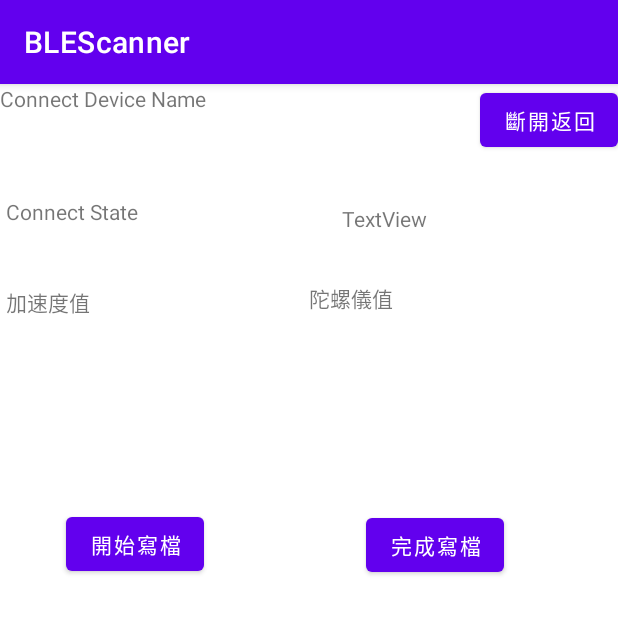
After one commit to monero778176/blescanner, an Android app: the DetailActivity screen opened directly, with no data from a screen before it, on a phone screen of 412 x 824 dp, the top half of it. The commit adds this screen. Run offline under Robolectric (Android 15) with nearby library versions, the phone set to English and light mode, and no system bars; 2 statements that could not run were skipped.

Commit message:
紀錄讀寫功能prototype

```diff
--- a/app/build.gradle
+++ b/app/build.gradle
@@ -32,6 +32,7 @@ dependencies {
     implementation 'androidx.appcompat:appcompat:1.4.0'
     implementation 'com.google.android.material:material:1.4.0'
     implementation 'androidx.constraintlayout:constraintlayout:2.1.2'
+    implementation files('libs\\opencsv-5.5.2.jar')
     testImplementation 'junit:junit:4.+'
     androidTestImplementation 'androidx.test.ext:junit:1.1.3'
     androidTestImplementation 'androidx.test.espresso:espresso-core:3.4.0'
--- /dev/null
+++ b/app/src/main/java/com/example/blescanner/DetailActivity.java
@@ -0,0 +1,261 @@
+package com.example.blescanner;
+
+import androidx.appcompat.app.AppCompatActivity;
+
+import android.bluetooth.BluetoothDevice;
+import android.bluetooth.BluetoothGatt;
+import android.bluetooth.BluetoothGattCallback;
+import android.bluetooth.BluetoothGattCharacteristic;
+import android.bluetooth.BluetoothGattDescriptor;
+import android.bluetooth.BluetoothGattService;
+import android.bluetooth.BluetoothProfile;
+import android.content.Intent;
+import android.os.Bundle;
+import android.os.Environment;
+import android.os.Handler;
+import android.os.Looper;
+import android.util.Log;
+import android.view.View;
+import android.widget.Button;
+import android.widget.ListView;
+import android.widget.SimpleExpandableListAdapter;
+import android.widget.TextView;
+import android.widget.Toast;
+
+import com.opencsv.CSVWriter;
+
+import java.io.BufferedWriter;
+import java.io.File;
+import java.io.FileWriter;
+import java.io.IOException;
+import java.util.ArrayList;
+import java.util.Date;
+import java.util.HashMap;
+import java.util.List;
+import java.util.UUID;
+import java.text.SimpleDateFormat;
+
+
+public class DetailActivity extends AppCompatActivity {
+
+    private static final String TAG = "DetailActivity";
+    TextView connectTv, textView, serviceTv, printTextView, timeView;
+    ListView listView;
+    Button disbtn;
+
+    private CSVWriter csvWriter;
+//    private CSVWriter csvWriter1;
+
+    private BluetoothGatt bluetoothGatt;
+
+//    FileWriter fw;
+//    BufferedWriter bw;
+
+    @Override
+    protected void onCreate(Bundle savedInstanceState) {
+        super.onCreate(savedInstanceState);
+        setContentView(R.layout.activity_detail);
+        textView = findViewById(R.id.textView);
+        connectTv = findViewById(R.id.textView2);
+        serviceTv = findViewById(R.id.serviceTv);
+        printTextView = findViewById(R.id.printTextView);
+        timeView = findViewById(R.id.timeView);
+
+        listView = findViewById(R.id.listView);
+        disbtn = findViewById(R.id.disGatt);
+
+
+        BluetoothDevice device = getIntent().getExtras().getParcelable("device");
+
+        if (device != null) {
+            textView.setText("Name: " + device.getName() + "\n address:" + device.getAddress());
+        }
+
+        //檔案製作
+        File exportDir = new File(Environment.getExternalStorageDirectory(), "");
+        if (!exportDir.exists()) {
+            exportDir.mkdirs();
+        }
+        Date date = new Date(System.currentTimeMillis());
+        String filename = new SimpleDateFormat("yyyy-MM-dd hh:mm:ss").format(date);
+        File file = new File(exportDir, filename + "acc.csv");
+//        File file1 = new File(exportDir, filename + "gyro.csv");
+        try {
+            file.createNewFile();
+            csvWriter = new CSVWriter(new FileWriter(file));
+//            csvWriter1 = new CSVWriter(new FileWriter(file1));
+        } catch (IOException e) {
+            e.printStackTrace();
+        }
+
+        // bluetoothGATT instance
+        bluetoothGatt = device.connectGatt(this, false, bluetoothGattCallback);
+        if (bluetoothGatt != null) {
+            bluetoothGatt.connect();
+
+        }
+
+        disbtn.setOnClickListener(new View.OnClickListener() {
+            @Override
+            public void onClick(View v) {
+                try {
+                    csvWriter.close();
+//                    csvWriter1.close();
+                    Log.d(TAG, "onClick: close write, and disconnect.");
+                } catch (IOException e) {
+                    e.printStackTrace();
+                }
+                bluetoothGatt.disconnect();
+                finish();
+            }
+        });
+
+    }
+
+    private final BluetoothGattCallback bluetoothGattCallback = new BluetoothGattCallback() {
+        @Override
+        public void onConnectionStateChange(BluetoothGatt gatt, int status, int newState) {
+            super.onConnectionStateChange(gatt, status, newState);
+            if (newState == BluetoothProfile.STATE_CONNECTED) {
+                runOnUiThread(new Runnable() {
+                    @Override
+                    public void run() {
+                        connectTv.setText("連結成功");
+                    }
+                });
+                gatt.discoverServices();
+
+            } else if (newState == BluetoothProfile.STATE_DISCONNECTED) {
+                runOnUiThread(new Runnable() {
+                    @Override
+                    public void run() {
+                        connectTv.setText("連結斷開");
+                    }
+                });
+            }
+        }
+
+        @Override
+        public void onServicesDiscovered(BluetoothGatt gatt, int status) {
+            super.onServicesDiscovered(gatt, status);
+            Log.d(TAG, "onServicesDiscovered: 發現服務");
+            String uuid = null;
+
+            if (BluetoothGatt.GATT_SUCCESS == status) {
+
+                Log.d(TAG, "GATT服務啟動，獲取服務:");
+
+                for (BluetoothGattService gattService : gatt.getServices()) {
+                    uuid = gattService.getUuid().toString();
+                    Log.d(TAG, "onServicesDiscovered: 服務是" + gattService + " uuid: " + uuid);
+
+                    String char_uuid = null;
+                    for (BluetoothGattCharacteristic characteristic : gattService.getCharacteristics()) {
+                        char_uuid = characteristic.getUuid().toString();
+                        Log.d(TAG, "onServicesDiscovered: this 特性:" + characteristic + " String uuid:" + char_uuid);
+
+
+                        if (characteristic.getUuid().toString().equals("6e400007-b5a3-f393-e0a9-e50e24dcca9e")) {
+
+                            new Thread(new Runnable() {
+                                @Override
+                                public void run() {
+                                    gatt.setCharacteristicNotification(characteristic, true);
+
+                                    for (BluetoothGattDescriptor descriptor : characteristic.getDescriptors()) {
+                                        descriptor.setValue(BluetoothGattDescriptor.ENABLE_NOTIFICATION_VALUE);
+                                        gatt.writeDescriptor(descriptor);
+                                    }
+                                }
+                            }).start();
+                        } else if (characteristic.getUuid().toString().equals("6e400009-b5a3-f393-e0a9-e50e24dcca9e")) {
+                            new Thread(new Runnable() {
+                                @Override
+                                public void run() {
+                                    gatt.setCharacteristicNotification(characteristic, true);
+
+                                    for (BluetoothGattDescriptor descriptor : characteristic.getDescriptors()) {
+                                        descriptor.setValue(BluetoothGattDescriptor.ENABLE_NOTIFICATION_VALUE);
+                                        gatt.writeDescriptor(descriptor);
+                                    }
+                                }
+                            }).start();
+                        }
+                    }
+                }
+            }
+        }
+
+        @Override
+        public void onCharacteristicChanged(BluetoothGatt gatt, BluetoothGattCharacteristic characteristic) {
+            super.onCharacteristicChanged(gatt, characteristic);
+
+
+
+            if (characteristic.getUuid().toString().equals("6e400009-b5a3-f393-e0a9-e50e24dcca9e")) {
+                try {
+                    Date date1 = new Date(System.currentTimeMillis());
+                    String nowTime1 = new SimpleDateFormat("hh:mm:ss").format(date1);
+                    Log.d(TAG, "onCharacteristicChanged: 特性9" + nowTime1);
+                    Thread.sleep(5);
+                    runOnUiThread(new Runnable() {
+                        @Override
+                        public void run() {
+                            byte[] data = characteristic.getValue();
+                            String dd = new String(data);
+
+                            new Thread(new Runnable() {
+                                @Override
+                                public void run() {
+                                    String nowTime = new SimpleDateFormat("hh:mm:ss").format(date1);
+                                    nowTime = nowTime + "," + dd;
+                                    String[] dx = nowTime.split(",");
+                                    csvWriter.writeNext(dx);
+                                }
+                            }).start();
+
+                            serviceTv.setText(dd);
+                            Log.d(TAG, "run: 加速度值:" + dd);
+                        }
+                    });
+                } catch (InterruptedException e) {
+                    e.printStackTrace();
+                }
+
+            }
+//            if (characteristic.getUuid().toString().equals("6e400007-b5a3-f393-e0a9-e50e24dcca9e")) {
+//                try {
+//                    runOnUiThread(new Runnable() {
+//                        @Override
+//                        public void run() {
+//                            byte[] data = characteristic.getValue();
+//                            String dd = new String(data);
+//                            new Thread(new Runnable() {
+//                                @Override
+//                                public void run() {
+//                                    Date date1 = new Date(System.currentTimeMillis());
+//                                    String nowTime = new SimpleDateFormat("hh:mm:ss").format(date1);
+//                                    nowTime = nowTime + "," + dd;
+//                                    String[] dx = nowTime.split(",");
+//                                    csvWriter1.writeNext(dx);
+//                                }
+//                            }).start();
+//                            printTextView.setText(dd);
+//                            Log.d(TAG, "run: 陀螺儀值:" + dd);
+//                        }
+//                    });
+//                } catch (Exception e) {
+//                    e.printStackTrace();
+//                }
+//            }
+
+        }
+
+    };
+
+    @Override
+    protected void onDestroy() {
+
+        super.onDestroy();
+    }
+}
--- /dev/null
+++ b/app/src/main/res/layout/activity_detail.xml
@@ -0,0 +1,85 @@
+<?xml version="1.0" encoding="utf-8"?>
+<androidx.constraintlayout.widget.ConstraintLayout xmlns:android="http://schemas.android.com/apk/res/android"
+    xmlns:app="http://schemas.android.com/apk/res-auto"
+    xmlns:tools="http://schemas.android.com/tools"
+    android:layout_width="match_parent"
+    android:layout_height="match_parent"
+    tools:context=".DetailActivity">
+
+    <TextView
+        android:id="@+id/textView"
+        android:layout_width="wrap_content"
+        android:layout_height="wrap_content"
+        android:text="Connect Device Name"
+        app:layout_constraintStart_toStartOf="parent"
+        app:layout_constraintTop_toTopOf="parent" />
+
+    <TextView
+        android:id="@+id/textView2"
+        android:layout_width="wrap_content"
+        android:layout_height="wrap_content"
+        android:layout_marginStart="4dp"
+        android:layout_marginTop="56dp"
+        android:text="Connect State"
+        app:layout_constraintStart_toStartOf="parent"
+        app:layout_constraintTop_toBottomOf="@+id/textView" />
+
+    <TextView
+        android:id="@+id/serviceTv"
+        android:layout_width="146dp"
+        android:layout_height="52dp"
+        android:layout_marginStart="4dp"
+        android:layout_marginTop="40dp"
+        android:text="加速度值"
+        app:layout_constraintStart_toStartOf="parent"
+        app:layout_constraintTop_toBottomOf="@+id/textView2" />
+
+    <Button
+        android:id="@+id/disGatt"
+        android:layout_width="wrap_content"
+        android:layout_height="wrap_content"
+        android:text="斷開返回"
+        app:layout_constraintEnd_toEndOf="parent"
+        app:layout_constraintTop_toTopOf="parent" />
+
+    <TextView
+        android:id="@+id/printTextView"
+        android:layout_width="195dp"
+        android:layout_height="51dp"
+        android:layout_marginStart="56dp"
+        android:layout_marginTop="132dp"
+        android:text="陀螺儀值"
+        app:layout_constraintStart_toEndOf="@+id/serviceTv"
+        app:layout_constraintTop_toTopOf="parent" />
+
+    <TextView
+        android:id="@+id/timeView"
+        android:layout_width="178dp"
+        android:layout_height="19dp"
+        android:layout_marginTop="80dp"
+        android:text="TextView"
+        app:layout_constraintEnd_toEndOf="parent"
+        app:layout_constraintHorizontal_bias="0.957"
+        app:layout_constraintStart_toEndOf="@+id/textView2"
+        app:layout_constraintTop_toTopOf="parent" />
+
+    <Button
+        android:id="@+id/button2"
+        android:layout_width="wrap_content"
+        android:layout_height="wrap_content"
+        android:layout_marginStart="44dp"
+        android:layout_marginTop="96dp"
+        android:text="開始寫檔"
+        app:layout_constraintStart_toStartOf="parent"
+        app:layout_constraintTop_toBottomOf="@+id/serviceTv" />
+
+    <Button
+        android:id="@+id/button3"
+        android:layout_width="wrap_content"
+        android:layout_height="wrap_content"
+        android:layout_marginStart="108dp"
+        android:layout_marginTop="100dp"
+        android:text="完成寫檔"
+        app:layout_constraintStart_toEndOf="@+id/button2"
+        app:layout_constraintTop_toBottomOf="@+id/printTextView" />
+</androidx.constraintlayout.widget.ConstraintLayout>
--- a/app/src/main/res/values/strings.xml
+++ b/app/src/main/res/values/strings.xml
@@ -1,3 +1,5 @@
 <resources>
     <string name="app_name">BLEScanner</string>
+    <string name="unknown_service">未知服務</string>
+    <string name="unknown_characteristic">未知特性</string>
 </resources>
```
Also changed, not shown: app/src/main/AndroidManifest.xml (+14 -7 lines), app/src/main/java/com/example/blescanner/DeviceItem.java (deleted, +0 -52 lines), app/src/main/java/com/example/blescanner/DeviceItemAdapter.java (added, +84 -0 lines), app/src/main/java/com/example/blescanner/MainActivity.java (+131 -36 lines), app/src/main/res/layout/activity_main.xml (+22 -8 lines), app/libs/opencsv-5.5.2.jar (added).
